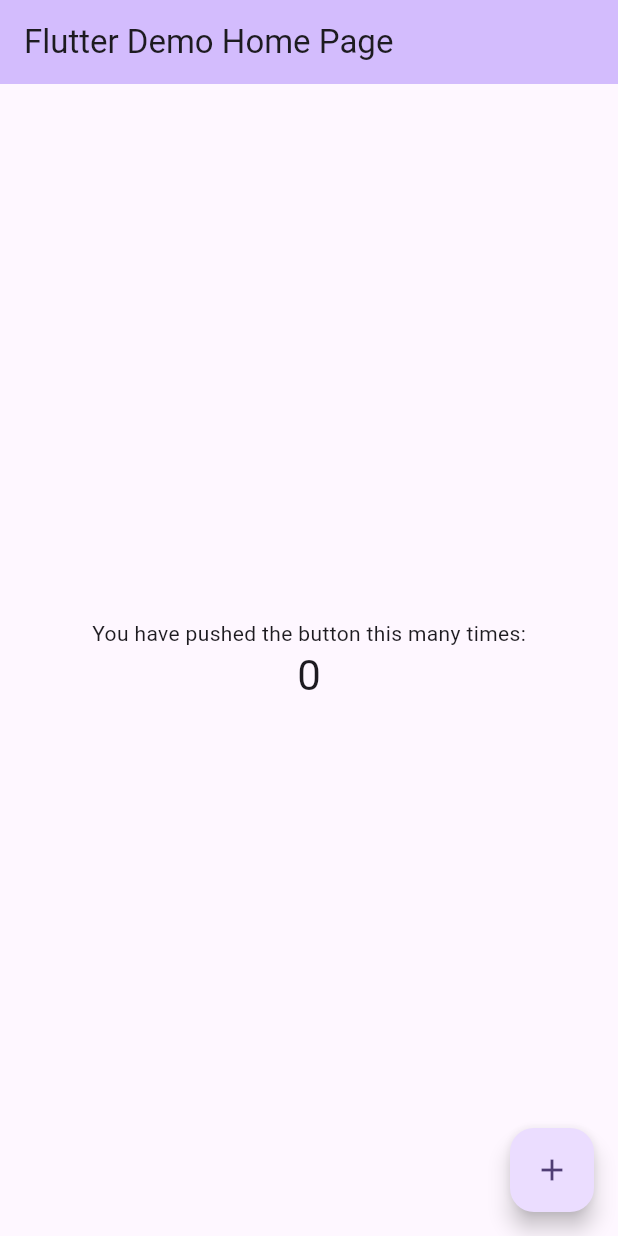
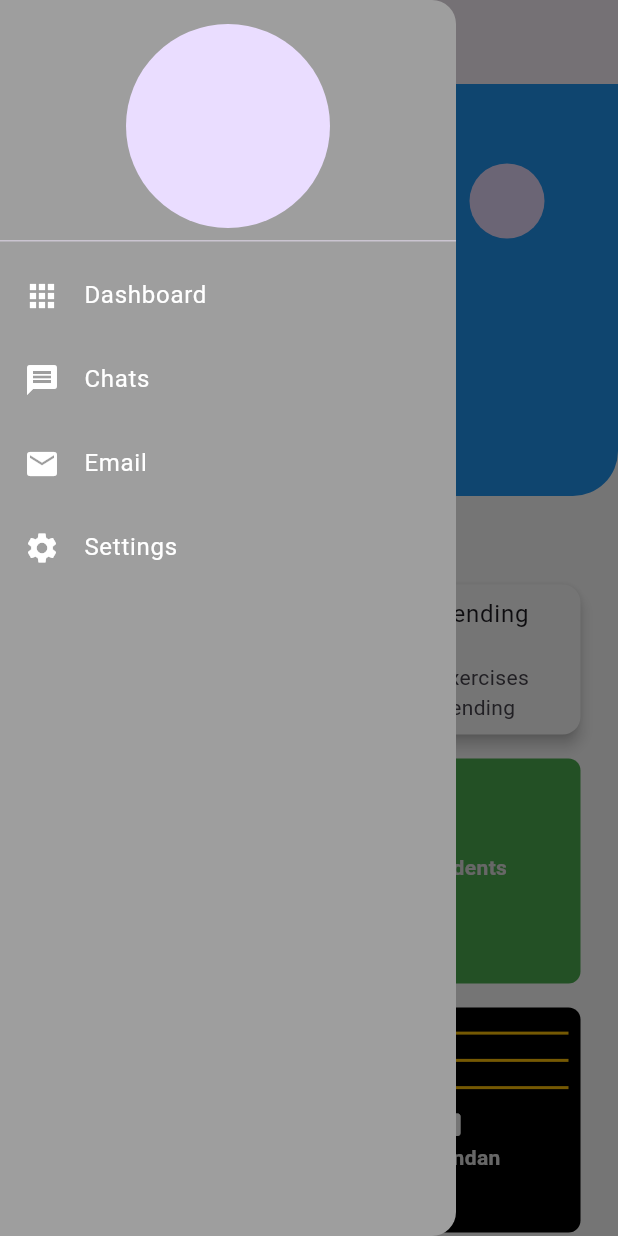
Before and after one commit to PhutiCee/responsive_dashboard, a Flutter app: the screen it shows after launch, with the side drawer open (before the commit the screen has no drawer), on a phone screen of 412 x 824 dp. Run offline on Flutter 3.47's test engine with Material 3 defaults, Android fonts, the phone set to English and light mode, and no system bars.

Commit message:
second commit

```diff
--- /dev/null
+++ b/lib/controller/side_menu_controller.dart
@@ -0,0 +1,13 @@
+import 'package:flutter/material.dart';
+
+class SideMenuController extends ChangeNotifier {
+  final GlobalKey<ScaffoldState> _scaffoldKey = GlobalKey<ScaffoldState>();
+
+  GlobalKey<ScaffoldState> get scaffoldKey => _scaffoldKey;
+
+  void controlMenu(){
+    if(!_scaffoldKey.currentState!.isDrawerOpen){
+      _scaffoldKey.currentState!.openDrawer();
+    }
+  }
+}
--- /dev/null
+++ b/lib/dashboard.dart
@@ -0,0 +1,18 @@
+import 'package:flutter/material.dart';
+import 'package:responsive_dashboard/dashboard/desktop/desktop_dashboard.dart';
+import 'package:responsive_dashboard/dashboard/mobile/mobile_dashboard.dart';
+import 'package:responsive_dashboard/dashboard/tablet/tablet_dashboard.dart';
+import 'package:responsive_dashboard/widget/responsive.dart';
+
+class Dashboard extends StatelessWidget {
+  const Dashboard({super.key});
+
+  @override
+  Widget build(BuildContext context) {
+    return const Responsive(
+      desktop: DesktopDashboard(),
+      mobile: MobileDashboard(),
+      tablet: TabletDashboard(),
+    );
+  }
+}
--- /dev/null
+++ b/lib/dashboard/desktop/desktop_dashboard.dart
@@ -0,0 +1,16 @@
+import 'package:flutter/material.dart';
+import 'package:responsive_dashboard/widget/Header.dart';
+
+class DesktopDashboard extends StatelessWidget {
+  const DesktopDashboard({super.key});
+
+  @override
+  Widget build(BuildContext context) {
+    return Scaffold(
+      backgroundColor: Colors.grey.shade900,
+      appBar: AppBar(
+        title: const Header(),
+      ),
+    );
+  }
+}
--- /dev/null
+++ b/lib/dashboard/mobile/mobile_dashboard.dart
@@ -0,0 +1,274 @@
+import 'package:flutter/material.dart';
+import 'package:responsive_dashboard/widget/Header.dart';
+
+class MobileDashboard extends StatelessWidget {
+  const MobileDashboard({super.key});
+
+  @override
+  Widget build(BuildContext context) {
+    final width = MediaQuery.of(context).size.width;
+    final height = MediaQuery.of(context).size.height;
+    return Scaffold(
+      backgroundColor: Colors.white,
+      appBar: AppBar(
+        title: const Header(),
+      ),
+      body: SafeArea(
+        child: SingleChildScrollView(
+          child: Column(
+            crossAxisAlignment: CrossAxisAlignment.start,
+            children: [
+              Container(
+                padding: const EdgeInsets.fromLTRB(0, 50.0, 0, 32.0),
+                width: width,
+                height: height / 3,
+                decoration: const BoxDecoration(
+                  color: Colors.blue,
+                  borderRadius: BorderRadius.only(
+                    bottomLeft: Radius.circular(30.0),
+                    bottomRight: Radius.circular(30.0),
+                  ),
+                ),
+                child: Center(
+                  child: Padding(
+                    padding: const EdgeInsets.symmetric(horizontal: 25.0),
+                    child: Column(
+                      crossAxisAlignment: CrossAxisAlignment.start,
+                      children: [
+                        ListTile(
+                          title: Text("Dashboard".toUpperCase(),
+                              style: const TextStyle(
+                                  fontWeight: FontWeight.bold,
+                                  fontSize: 20.0,
+                                  color: Colors.white)),
+                          trailing: const CircleAvatar(
+                            radius: 25.0,
+                          ),
+                        ),
+                        const SizedBox(height: 10.0),
+                        Text(
+                          "Senpai Dragon",
+                          style: TextStyle(
+                              fontSize: 16.0,
+                              fontWeight: FontWeight.w500,
+                              color: Colors.grey.shade300),
+                        ),
+                        Text(
+                          "1st Dan Black belt \nSAKKA",
+                          style: TextStyle(
+                              fontSize: 16.0,
+                              fontWeight: FontWeight.w500,
+                              color: Colors.grey.shade300),
+                        ),
+                      ],
+                    ),
+                  ),
+                ),
+              ),
+              const SizedBox(height: 20.0),
+              const Padding(
+                padding: EdgeInsets.only(left: 30.0),
+                child: Text(
+                  "Activities",
+                  style: TextStyle(fontSize: 16.0, fontWeight: FontWeight.bold),
+                ),
+              ),
+              Card(
+                elevation: 4,
+                color: Colors.white,
+                margin: const EdgeInsets.symmetric(
+                  horizontal: 25.0,
+                  vertical: 16.0,
+                ),
+                child: Row(
+                  children: [
+                    Expanded(
+                      child: ListTile(
+                        leading: Container(
+                          alignment: Alignment.bottomCenter,
+                          width: 45.0,
+                          child: Row(
+                            crossAxisAlignment: CrossAxisAlignment.end,
+                            children: [
+                              Container(
+                                width: 8.0,
+                                height: 15,
+                                color: Colors.grey,
+                              ),
+                              const SizedBox(width: 4.0),
+                              Container(
+                                width: 8.0,
+                                height: 5,
+                                color: Colors.red,
+                              ),
+                              const SizedBox(width: 4.0),
+                              Container(
+                                width: 8.0,
+                                height: 25,
+                                color: Colors.amber,
+                              ),
+                              const SizedBox(width: 4.0),
+                              Container(
+                                width: 8.0,
+                                height: 30,
+                                color: Colors.grey,
+                              ),
+                            ],
+                          ),
+                        ),
+                        title: const Text("Today"),
+                        subtitle: const Text("15 Exercises complete"),
+                      ),
+                    ),
+                    const VerticalDivider(),
+                    Expanded(
+                      child: ListTile(
+                        leading: Container(
+                          alignment: Alignment.bottomCenter,
+                          width: 45.0,
+                          child: Row(
+                            crossAxisAlignment: CrossAxisAlignment.end,
+                            children: [
+                              Container(
+                                width: 8.0,
+                                height: 11,
+                                color: Colors.grey,
+                              ),
+                              const SizedBox(width: 4.0),
+                              Container(
+                                width: 8.0,
+                                height: 25,
+                                color: Colors.red,
+                              ),
+                              const SizedBox(width: 4.0),
+                              Container(
+                                width: 8.0,
+                                height: 8,
+                                color: Colors.amber,
+                              ),
+                              const SizedBox(width: 4.0),
+                              Container(
+                                width: 8.0,
+                                height: 10,
+                                color: Colors.grey,
+                              ),
+                            ],
+                          ),
+                        ),
+                        title: const Text("Pending"),
+                        subtitle: const Text("2 Exercises Pending"),
+                      ),
+                    ),
+                  ],
+                ),
+              ),
+              Padding(
+                padding: const EdgeInsets.symmetric(horizontal: 25.0),
+                child: Row(
+                  mainAxisAlignment: MainAxisAlignment.center,
+                  children: [
+                    Expanded(
+                      flex: 2,
+                      child: _buildTile(
+                          color: Colors.blue,
+                          icon: Icons.portrait,
+                          title: "All Katas",
+                          data: "50 including Ura"),
+                    ),
+                    const SizedBox(width: 16.0),
+                    Expanded(
+                      child: _buildTile(
+                          color: Colors.green,
+                          icon: Icons.portrait,
+                          title: "Students",
+                          data: "55"),
+                    ),
+                  ],
+                ),
+              ),
+              const SizedBox(height: 16.0),
+              Padding(
+                padding: const EdgeInsets.symmetric(horizontal: 25.0),
+                child: Row(
+                  mainAxisAlignment: MainAxisAlignment.center,
+                  children: [
+                    Expanded(
+                      child: _buildTile(
+                          color: Colors.black,
+                          icon: Icons.badge,
+                          title: "Shodan",
+                          data: "7",
+                          dan: 1),
+                    ),
+                    const SizedBox(width: 16.0),
+                    Expanded(
+                      child: _buildTile(
+                          color: Colors.black,
+                          icon: Icons.badge,
+                          title: "Nidan",
+                          data: "2",
+                          dan: 2),
+                    ),
+                    const SizedBox(width: 16.0),
+                    Expanded(
+                      child: _buildTile(
+                          color: Colors.black,
+                          icon: Icons.badge,
+                          title: "Sandan",
+                          data: "1",
+                          dan: 3),
+                    ),
+                  ],
+                ),
+              ),
+              const SizedBox(height: 20.0),
+            ],
+          ),
+        ),
+      ),
+    );
+  }
+}
+
+Container _buildTile(
+    {Color? color,
+    IconData? icon,
+    int dan = 0,
+    required String title,
+    required String data}) {
+  return Container(
+    padding: const EdgeInsets.all(8.0),
+    height: 150.0,
+    decoration: BoxDecoration(
+      borderRadius: BorderRadius.circular(8),
+      color: color,
+    ),
+    child: Column(
+      crossAxisAlignment: CrossAxisAlignment.start,
+      mainAxisAlignment: MainAxisAlignment.spaceAround,
+      children: [
+        for (int i = 0; i < dan; i++)
+          const Divider(
+            thickness: 2,
+            color: Colors.amber,
+          ),
+        Icon(
+          icon,
+          color: Colors.white,
+        ),
+        Text(
+          title,
+          style: TextStyle(
+              fontWeight: FontWeight.bold, color: Colors.grey.shade300),
+        ),
+        Text(
+          data,
+          style: TextStyle(
+              fontWeight: FontWeight.bold,
+              fontSize: 20.0,
+              color: Colors.grey.shade300),
+        ),
+      ],
+    ),
+  );
+}
--- /dev/null
+++ b/lib/dashboard/tablet/tablet_dashboard.dart
@@ -0,0 +1,16 @@
+import 'package:flutter/material.dart';
+import 'package:responsive_dashboard/widget/Header.dart';
+
+class TabletDashboard extends StatelessWidget {
+  const TabletDashboard({super.key});
+
+  @override
+  Widget build(BuildContext context) {
+    return Scaffold(
+      backgroundColor: Colors.green,
+      appBar: AppBar(
+        title: const Header(),
+      ),
+    );
+  }
+}
--- /dev/null
+++ b/lib/data/nav_item.dart
@@ -0,0 +1,17 @@
+import 'package:flutter/material.dart';
+
+const List navItem = [
+  {
+    "icon": Icon(Icons.apps, color: Colors.white,),
+    "title": "Dashboard",
+  },{
+    "icon": Icon(Icons.message, color: Colors.white,),
+    "title": "Chats",
+  },{
+    "icon": Icon(Icons.mail, color: Colors.white,),
+    "title": "Email",
+  },{
+    "icon": Icon(Icons.settings, color: Colors.white,),
+    "title": "Settings",
+  },
+];
--- /dev/null
+++ b/lib/home.dart
@@ -0,0 +1,37 @@
+import 'package:flutter/material.dart';
+import 'package:provider/provider.dart';
+import 'package:responsive_dashboard/controller/side_menu_controller.dart';
+import 'package:responsive_dashboard/dashboard.dart';
+import 'package:responsive_dashboard/widget/responsive.dart';
+import 'package:responsive_dashboard/widget/side_menu.dart';
+
+class Home extends StatefulWidget {
+  const Home({super.key});
+
+  @override
+  State<Home> createState() => _HomeState();
+}
+
+class _HomeState extends State<Home> {
+
+  @override
+  Widget build(BuildContext context) {
+    final sideMenuController = Provider.of<SideMenuController>(context);
+
+    return Scaffold(
+      key: sideMenuController.scaffoldKey,
+        drawer: const SideMenu(),
+        body: Center(
+          child: Row(
+            children: [
+              if (Responsive.isDesktop(context))
+                const Expanded(child: SideMenu()),
+              const Expanded(
+                flex: 5,
+                child: Dashboard(),
+              ),
+            ],
+          ),
+        ));
+  }
+}
--- a/lib/main.dart
+++ b/lib/main.dart
@@ -1,109 +1,30 @@
 import 'package:flutter/material.dart';
+import 'package:provider/provider.dart';
+import 'package:responsive_dashboard/controller/side_menu_controller.dart';
+import 'package:responsive_dashboard/home.dart';
 
 void main() {
-  runApp(const MyApp());
+  runApp(
+    MultiProvider(
+      providers: [
+        ChangeNotifierProvider(
+          create: (_) => SideMenuController(),
+        ),
+      ],
+      child: const MyApp(),
+    ),
+  );
 }
 
 class MyApp extends StatelessWidget {
   const MyApp({super.key});
+
   @override
   Widget build(BuildContext context) {
-    return MaterialApp(
-      title: 'Flutter Demo',
-      theme: ThemeData(
-
-        colorScheme: ColorScheme.fromSeed(seedColor: Colors.deepPurple),
-        useMaterial3: true,
-      ),
-      home: const MyHomePage(title: 'Flutter Demo Home Page'),
+    return const MaterialApp(
+      debugShowCheckedModeBanner: false,
+      title: 'Responsive Dashboard',
+      home: Home(),
     );
   }
 }
-
-class MyHomePage extends StatefulWidget {
-  const MyHomePage({super.key, required this.title});
-
-  // This widget is the home page of your application. It is stateful, meaning
-  // that it has a State object (defined below) that contains fields that affect
-  // how it looks.
-
-  // This class is the configuration for the state. It holds the values (in this
-  // case the title) provided by the parent (in this case the App widget) and
-  // used by the build method of the State. Fields in a Widget subclass are
-  // always marked "final".
-
-  final String title;
-
-  @override
-  State<MyHomePage> createState() => _MyHomePageState();
-}
-
-class _MyHomePageState extends State<MyHomePage> {
-  int _counter = 0;
-
-  void _incrementCounter() {
-    setState(() {
-      // This call to setState tells the Flutter framework that something has
-      // changed in this State, which causes it to rerun the build method below
-      // so that the display can reflect the updated values. If we changed
-      // _counter without calling setState(), then the build method would not be
-      // called again, and so nothing would appear to happen.
-      _counter++;
-    });
-  }
-
-  @override
-  Widget build(BuildContext context) {
-    // This method is rerun every time setState is called, for instance as done
-    // by the _incrementCounter method above.
-    //
-    // The Flutter framework has been optimized to make rerunning build methods
-    // fast, so that you can just rebuild anything that needs updating rather
-    // than having to individually change instances of widgets.
-    return Scaffold(
-      appBar: AppBar(
-        // TRY THIS: Try changing the color here to a specific color (to
-        // Colors.amber, perhaps?) and trigger a hot reload to see the AppBar
-        // change color while the other colors stay the same.
-        backgroundColor: Theme.of(context).colorScheme.inversePrimary,
-        // Here we take the value from the MyHomePage object that was created by
-        // the App.build method, and use it to set our appbar title.
-        title: Text(widget.title),
-      ),
-      body: Center(
-        // Center is a layout widget. It takes a single child and positions it
-        // in the middle of the parent.
-        child: Column(
-          // Column is also a layout widget. It takes a list of children and
-          // arranges them vertically. By default, it sizes itself to fit its
-          // children horizontally, and tries to be as tall as its parent.
-          //
-          // Column has various properties to control how it sizes itself and
-          // how it positions its children. Here we use mainAxisAlignment to
-          // center the children vertically; the main axis here is the vertical
-          // axis because Columns are vertical (the cross axis would be
-          // horizontal).
-          //
-          // TRY THIS: Invoke "debug painting" (choose the "Toggle Debug Paint"
-          // action in the IDE, or press "p" in the console), to see the
-          // wireframe for each widget.
-          mainAxisAlignment: MainAxisAlignment.center,
-          children: <Widget>[
-            const Text(
-              'You have pushed the button this many times:',
-            ),
-            Text(
-              '$_counter',
-              style: Theme.of(context).textTheme.headlineMedium,
-            ),
-          ],
-        ),
-      ),
-      floatingActionButton: FloatingActionButton(
-        onPressed: _incrementCounter,
-        tooltip: 'Increment',
-        child: const Icon(Icons.add),
-      ), // This trailing comma makes auto-formatting nicer for build methods.
-    );
-  }
-}
--- /dev/null
+++ b/lib/widget/Header.dart
@@ -0,0 +1,29 @@
+import 'package:flutter/material.dart';
+import 'package:provider/provider.dart';
+import 'package:responsive_dashboard/widget/responsive.dart';
+
+import '../controller/side_menu_controller.dart';
+
+class Header extends StatelessWidget {
+  const Header({super.key});
+
+  @override
+  Widget build(BuildContext context) {
+    final sideMenuController = Provider.of<SideMenuController>(context);
+
+    return Row(
+      children: [
+        if (!Responsive.isDesktop(context))
+          IconButton(
+            onPressed: sideMenuController.controlMenu,
+            icon: const Icon(Icons.menu),
+          ),
+        if (!Responsive.isMobile(context))
+          const Padding(
+            padding: EdgeInsets.all(8.0),
+            child: Text("Dashboard"),
+          )
+      ],
+    );
+  }
+}
--- /dev/null
+++ b/lib/widget/responsive.dart
@@ -0,0 +1,34 @@
+import 'package:flutter/material.dart';
+
+class Responsive extends StatelessWidget {
+  final Widget desktop;
+  final Widget mobile;
+  final Widget tablet;
+
+  const Responsive(
+      {super.key,
+      required this.desktop,
+      required this.mobile,
+      required this.tablet});
+
+  static bool isMobile(BuildContext context) =>
+      MediaQuery.of(context).size.width < 850;
+
+  static bool isTablet(BuildContext context) =>
+      MediaQuery.of(context).size.width >= 850 &&
+      MediaQuery.of(context).size.width < 1100;
+
+  static bool isDesktop(BuildContext context) =>
+      MediaQuery.of(context).size.width >= 1100;
+
+  @override
+  Widget build(BuildContext context) {
+    if (isDesktop(context)) {
+      return desktop;
+    } else if (isMobile(context)) {
+      return mobile;
+    } else {
+      return tablet;
+    }
+  }
+}
--- /dev/null
+++ b/lib/widget/side_menu.dart
@@ -0,0 +1,29 @@
+import 'package:flutter/material.dart';
+import 'package:responsive_dashboard/data/nav_item.dart';
+
+class SideMenu extends StatefulWidget {
+  const SideMenu({super.key});
+
+  @override
+  State<SideMenu> createState() => _SideMenuState();
+}
+
+class _SideMenuState extends State<SideMenu> {
+  @override
+  Widget build(BuildContext context) {
+    return Drawer(
+      backgroundColor: Colors.grey.shade500,
+      child: ListView(
+        children: [
+          const DrawerHeader(child: CircleAvatar()),
+          ...navItem.map((item) {
+            return ListTile(
+              leading: item['icon'],
+              title: Text(item['title'], style: const TextStyle(color: Colors.white),),
+            );
+          })
+        ],
+      ),
+    );
+  }
+}
--- a/pubspec.yaml
+++ b/pubspec.yaml
@@ -35,6 +35,7 @@ dependencies:
   # The following adds the Cupertino Icons font to your application.
   # Use with the CupertinoIcons class for iOS style icons.
   cupertino_icons: ^1.0.2
+  provider: ^6.1.1
 
 dev_dependencies:
   flutter_test:
```
Also changed, not shown: pubspec.lock.
